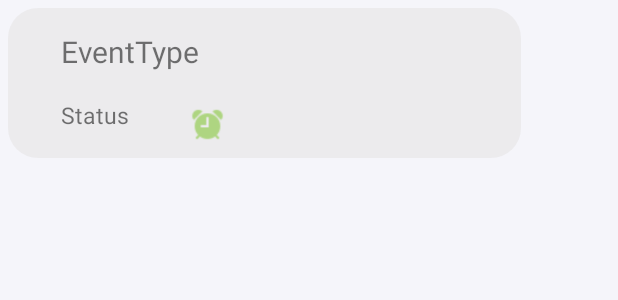
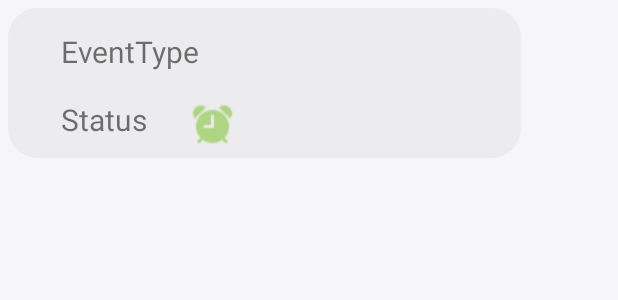
Before and after one commit to HussaSq/Qoot, an Android app: the layout activity_browse_single_request.xml on its own in the app's theme, with its tools: preview values and no code run, on a phone screen of 412 x 824 dp. Shown: the top 300 px of the screen. Run offline under Robolectric (Android 15) with nearby library versions, the phone set to English and light mode, and no system bars.

Commit message:
اللهم اني استودعتك شغلي

```diff
--- a/app/src/main/java/com/example/qoot/tab3.java
+++ b/app/src/main/java/com/example/qoot/tab3.java
@@ -92,7 +92,6 @@ public class tab3 extends Fragment {
     }
 
 
-
 }
 class MyBrowseRequestAdapter extends BaseAdapter {
     private Context context;
--- a/app/src/main/java/com/example/qoot/tab4.java
+++ b/app/src/main/java/com/example/qoot/tab4.java
@@ -70,7 +70,7 @@ public class tab4 extends Fragment {
 
                                 MAGIC = new Request(Event, Time, USerID, RequestID, REQTYPE);
                                 request.add(MAGIC);
-                                MyBrowseRequestAdapter myRequestAdapter = new MyBrowseRequestAdapter(getActivity(), R.layout.activity_browse_single_request, request);
+                                MyBrowseRequestAdapter2 myRequestAdapter = new MyBrowseRequestAdapter2(getActivity(), R.layout.activity_browse_single_request, request);
                                 gridView.setAdapter(myRequestAdapter);
                                 gridView.setOnItemClickListener(new AdapterView.OnItemClickListener() {
                                     @Override
@@ -92,7 +92,6 @@ public class tab4 extends Fragment {
                     }
                 });
         return view;
-
 
     }
 
--- a/app/src/main/res/layout/activity_browse_single_request.xml
+++ b/app/src/main/res/layout/activity_browse_single_request.xml
@@ -15,7 +15,6 @@
         android:layout_width="342dp"
         android:layout_height="100dp"
         android:orientation="vertical"
-        android:clickable="true"
         android:background="@drawable/box">
 
         <TextView
@@ -41,14 +40,15 @@
                 android:layout_height="40dp"
                 android:layout_marginLeft="30dp"
                 android:layout_marginTop="5dp"
+
                 android:padding="5dp"
                 android:src="@drawable/greanclock"
                 android:text="Status"
-                android:textSize="15dp" />
+                android:textSize="20dp" />
 
             <ImageView
                 android:id="@+id/reqType1"
-                android:layout_width="23dp"
+                android:layout_width="wrap_content"
                 android:layout_height="45dp"
                 android:layout_marginLeft="1dp"
                 android:layout_marginTop="5dp"
--- a/app/src/main/res/layout/activity_browse_single_request_scheduled.xml
+++ b/app/src/main/res/layout/activity_browse_single_request_scheduled.xml
@@ -12,7 +12,6 @@
         android:layout_width="342dp"
         android:layout_height="100dp"
         android:orientation="vertical"
-        android:clickable="true"
         android:background="@drawable/box">
 
         <TextView
@@ -38,9 +37,10 @@
                 android:layout_height="40dp"
                 android:layout_marginLeft="30dp"
                 android:layout_marginTop="5dp"
+                android:padding="5dp"
                 android:src="@drawable/geenschedule"
                 android:text="Status"
-                android:textSize="15dp" />
+                android:textSize="20dp" />
 
             <ImageView
                 android:id="@+id/reqType2"
--- a/app/src/main/res/layout/fragment_tab3.xml
+++ b/app/src/main/res/layout/fragment_tab3.xml
@@ -13,7 +13,6 @@
 
 
     <!-- TODO: Update blank fragment layout -->
-
 
 
     <GridView
@@ -33,9 +32,4 @@
         android:layout_below="@+id/tablayout"
         />
 
-
-
-
-
-
 </FrameLayout>
--- a/app/src/main/res/layout/fragment_tab4.xml
+++ b/app/src/main/res/layout/fragment_tab4.xml
@@ -26,6 +26,4 @@
         android:verticalSpacing="1dp"
         />
 
-
-
 </FrameLayout>
```
Also changed, not shown: app/src/main/java/com/example/qoot/BrowseSingleRequest.java (line endings or trailing spaces), app/src/main/java/com/example/qoot/BrowseSingleRequestScheduled.java (line endings or trailing spaces).
